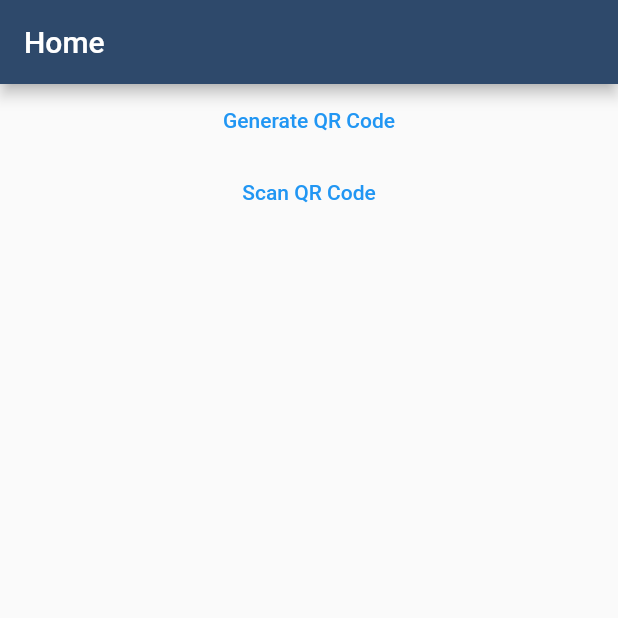
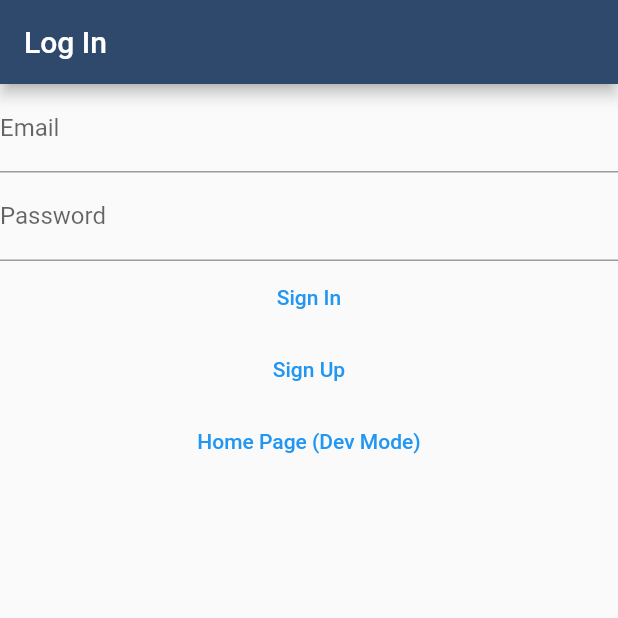
Before and after one commit to brysonmacduff/Flutter_QR_Code_App, a Flutter app: the screen it shows after launch, on a phone screen of 412 x 824 dp, the top half of it. Run offline on Flutter 3.47's test engine with Material 2 defaults, Android fonts, the phone set to English and light mode, and no system bars; our stand-ins replace qr_flutter; missing offline and left inert: qr_code_scanner.

Commit message:
added version 1 of login and setup pages

```diff
--- /dev/null
+++ b/lib/login.dart
@@ -0,0 +1,80 @@
+import 'package:flutter/material.dart';
+import 'package:ceg4912_project/homepage.dart';
+import 'package:ceg4912_project/signup.dart';
+
+class LogInPageRoute extends StatelessWidget {
+  const LogInPageRoute({Key? key}) : super(key: key);
+
+  @override
+  Widget build(BuildContext context) {
+    return const MaterialApp(home: LogInPagePage());
+  }
+}
+
+// serves as a wrapper class for rendering the actual splash page
+class LogInPagePage extends StatefulWidget {
+  const LogInPagePage({Key? key}) : super(key: key);
+
+  @override
+  State<LogInPagePage> createState() => _LogInPagePageState();
+}
+
+class _LogInPagePageState extends State<LogInPagePage> {
+  String id = "";
+  String password = "";
+
+  // try to log in using the id and password, then redirect to home page
+  void signIn() {}
+
+  // redirect to the sign up page
+  void signUp() {
+    Navigator.push(
+      context,
+      MaterialPageRoute(
+        builder: (_) => const SignUpPage(),
+      ),
+    );
+  }
+
+  Widget build(BuildContext context) {
+    return Scaffold(
+      appBar: AppBar(
+        title: const Text("Log In"),
+        backgroundColor: const Color.fromARGB(255, 46, 73, 107),
+      ),
+      body: Center(
+        child: Column(
+          children: [
+            TextField(
+              decoration: const InputDecoration(labelText: 'Email'),
+              onChanged: (value) => id = value,
+            ),
+            TextField(
+              decoration: const InputDecoration(labelText: 'Password'),
+              onChanged: (value) => password = value,
+            ),
+            TextButton(
+              onPressed: signIn,
+              child: const Text("Sign In"),
+            ),
+            TextButton(
+              onPressed: signUp,
+              child: const Text("Sign Up"),
+            ),
+            TextButton(
+              onPressed: () {
+                Navigator.push(
+                  context,
+                  MaterialPageRoute(
+                    builder: (_) => const HomePage(),
+                  ),
+                );
+              },
+              child: const Text("Home Page (Dev Mode)"),
+            ),
+          ],
+        ),
+      ),
+    );
+  }
+}
--- a/lib/main.dart
+++ b/lib/main.dart
@@ -1,63 +1,6 @@
 import 'package:flutter/material.dart';
-import 'generate_qr.dart';
-import 'scan_qr.dart';
+import 'package:ceg4912_project/login.dart';
 
 void main() {
-  runApp(const HomePageRoute());
+  runApp(const LogInPageRoute());
 }
-
-// serves as a wrapper class for rendering the actual home page
-class HomePageRoute extends StatelessWidget {
-  const HomePageRoute({Key? key}) : super(key: key);
-
-  @override
-  Widget build(BuildContext context) {
-    return const MaterialApp(home: HomePage());
-  }
-}
-
-class HomePage extends StatelessWidget {
-  const HomePage({Key? key}) : super(key: key);
-
-  void goToGenerateQR() {}
-
-  void goToScanQR() {}
-
-  @override
-  Widget build(BuildContext context) {
-    return Scaffold(
-      appBar: AppBar(
-        title: const Text("Home"),
-        backgroundColor: const Color.fromARGB(255, 46, 73, 107),
-      ),
-      body: Center(
-        child: Column(
-          children: [
-            TextButton(
-              onPressed: () {
-                Navigator.push(
-                  context,
-                  MaterialPageRoute(
-                    builder: (_) => const GenerateQR(),
-                  ),
-                );
-              },
-              child: const Text("Generate QR Code"),
-            ),
-            TextButton(
-              onPressed: () {
-                Navigator.push(
-                  context,
-                  MaterialPageRoute(
-                    builder: (_) => const ScanQR(),
-                  ),
-                );
-              },
-              child: const Text("Scan QR Code"),
-            ),
-          ],
-        ),
-      ),
-    );
-  }
-}
--- a/lib/scan_qr.dart
+++ b/lib/scan_qr.dart
@@ -34,6 +34,10 @@ class _ScanQRState extends State<ScanQR> {
   @override
   Widget build(BuildContext context) {
     return Scaffold(
+      appBar: AppBar(
+        title: const Text("Scan QR Code"),
+        backgroundColor: const Color.fromARGB(255, 46, 73, 107),
+      ),
       body: Column(
         children: <Widget>[
           Expanded(flex: 4, child: _buildQrView(context)),
```
Also changed, not shown: lib/homepage.dart (added, +59 -0 lines), lib/signup.dart (added, +109 -0 lines).
